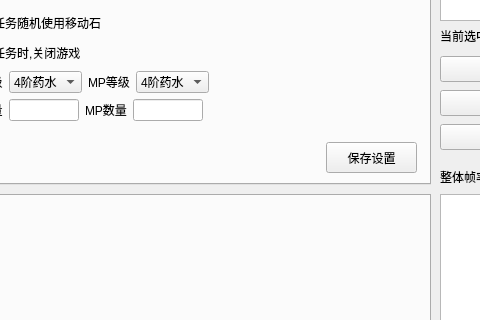
Old version of the form QtUI/dzmain.ui in the repository MrLJan/DzUiAuto; both pictures show x 610 to 1090 and y 276 to 596 of the 1337 by 785 pixel window.
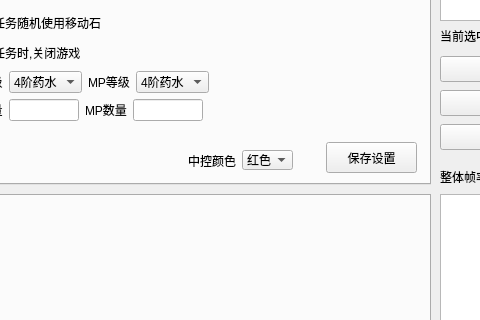
New version of the form. The open tabs and pages were chosen to show the change.

Diff of the .ui file:
```diff
--- a/QtUI/dzmain.ui
+++ b/QtUI/dzmain.ui
@@ -1159,6 +1159,49 @@
          <string>模式二和模式四会锁定鼠标操作,就是点击不了游戏,停止后恢复</string>
         </property>
        </widget>
+       <widget class="QLabel" name="label_53">
+        <property name="geometry">
+         <rect>
+          <x>786</x>
+          <y>366</y>
+          <width>48</width>
+          <height>29</height>
+         </rect>
+        </property>
+        <property name="text">
+         <string>中控颜色</string>
+        </property>
+       </widget>
+       <widget class="QComboBox" name="color_choose_box">
+        <property name="geometry">
+         <rect>
+          <x>840</x>
+          <y>370</y>
+          <width>51</width>
+          <height>20</height>
+         </rect>
+        </property>
+        <item>
+         <property name="text">
+          <string>红色</string>
+         </property>
+        </item>
+        <item>
+         <property name="text">
+          <string>蓝色</string>
+         </property>
+        </item>
+        <item>
+         <property name="text">
+          <string>绿色</string>
+         </property>
+        </item>
+        <item>
+         <property name="text">
+          <string>原色</string>
+         </property>
+        </item>
+       </widget>
       </widget>
       <widget class="QWidget" name="tab_2">
        <attribute name="title">
```
Left out of the diff: 7 changed lines with no effect on the pictures.
